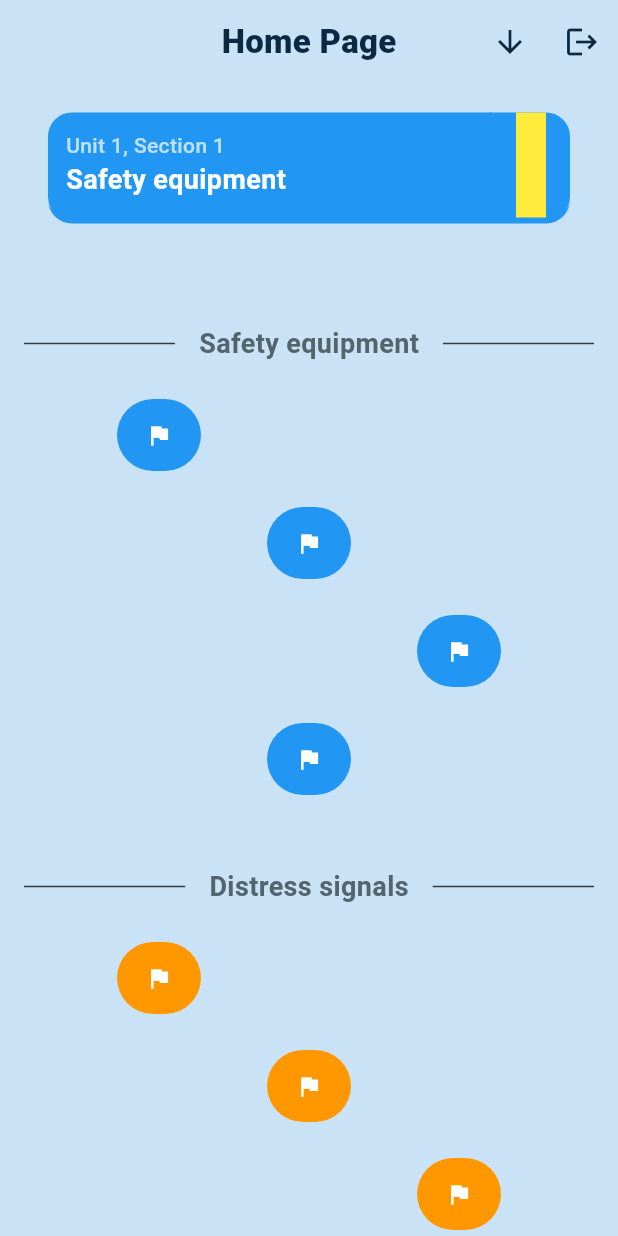
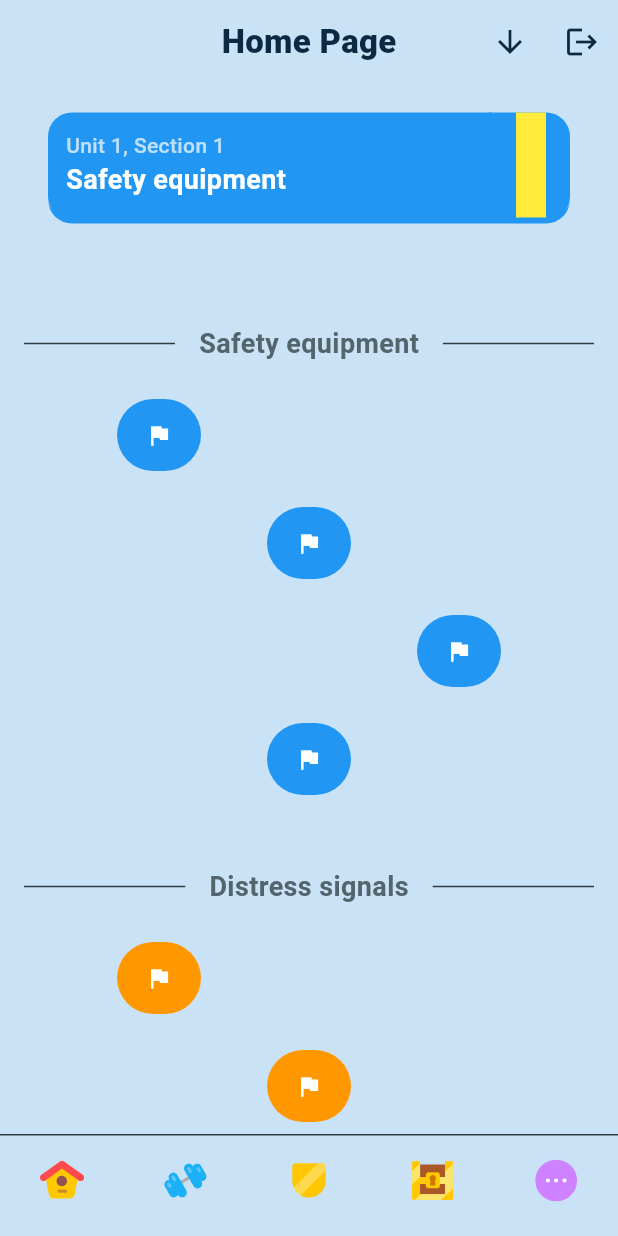
Before and after one commit to babell00/sailantro, a Flutter app: the HomePage screen opened by its route, on a phone screen of 412 x 824 dp. Run offline on Flutter 3.47's test engine with Material 3 defaults, Android fonts, the phone set to English and light mode, and no system bars; drawn by our look-alikes of scrollable_positioned_list; our stand-ins replace email_validator, firebase_auth, firebase_core, flutter_bloc, flutter_svg, go_router and 1 more; accounts and stored records are empty.

Commit message:
before change

```diff
--- a/lib/features/home/presentation/pages/home_page.dart
+++ b/lib/features/home/presentation/pages/home_page.dart
@@ -1,5 +1,6 @@
 import 'package:flutter/material.dart';
 import 'package:flutter_bloc/flutter_bloc.dart';
+import 'package:flutter_svg/svg.dart';
 import 'package:scrollable_positioned_list/scrollable_positioned_list.dart';
 
 import 'package:sailantro/features/home/presentation/pages/test_data.dart';
@@ -31,13 +32,17 @@ class _HomePageState extends State<HomePage> {
     _waveStarts = _computeWaveStarts();
 
     // Keep the “current section” in sync with what’s under the pinned header
-    itemPositionsListener.itemPositions.addListener(_updateCurrentSectionFromVisibleItems);
+    itemPositionsListener.itemPositions.addListener(
+      _updateCurrentSectionFromVisibleItems,
+    );
   }
 
   @override
   void dispose() {
     // Clean up the listener
-    itemPositionsListener.itemPositions.removeListener(_updateCurrentSectionFromVisibleItems);
+    itemPositionsListener.itemPositions.removeListener(
+      _updateCurrentSectionFromVisibleItems,
+    );
     super.dispose();
   }
 
@@ -57,7 +62,8 @@ class _HomePageState extends State<HomePage> {
     if (positions.isEmpty || !mounted) return;
 
     final screenHeight = MediaQuery.of(context).size.height;
-    final headerBottomFraction = (_headerTopPadding + _headerHeight) / screenHeight;
+    final headerBottomFraction =
+        (_headerTopPadding + _headerHeight) / screenHeight;
 
     int candidateIndex = 1; // first real section row (0 is spacer)
     for (final pos in positions) {
@@ -87,6 +93,8 @@ class _HomePageState extends State<HomePage> {
     return Scaffold(
       appBar: AppBar(
         title: const Text("Home Page"),
+        backgroundColor: Colors.transparent, // Make background transparent
+        elevation: 0,
         actions: [
           IconButton(
             onPressed: () => jumpToSection(2),
@@ -108,18 +116,21 @@ class _HomePageState extends State<HomePage> {
             child: ScrollablePositionedList.separated(
               itemScrollController: itemScrollController,
               itemPositionsListener: itemPositionsListener,
-              itemCount: testData.length + 1, // +1 = top spacer
+              itemCount: testData.length + 1,
+              // +1 = top spacer
               itemBuilder: (_, index) {
                 if (index == 0) {
                   return const SizedBox(height: 24);
                 }
                 final secIdx = index - 1;
                 final section = testData[secIdx];
-                final waveStartIndex = _waveStarts[secIdx]; // ← precomputed global start
+                final waveStartIndex =
+                    _waveStarts[secIdx]; // ← precomputed global start
 
                 return SectionWidget(
                   section: section,
-                  waveStartIndex: waveStartIndex, // chips will use waveStartIndex + i
+                  waveStartIndex:
+                      waveStartIndex, // chips will use waveStartIndex + i
                 );
               },
               separatorBuilder: (_, __) => const SizedBox(height: 24.0),
@@ -153,6 +164,52 @@ class _HomePageState extends State<HomePage> {
           ),
         ],
       ),
+      bottomNavigationBar: Container(
+        decoration: const BoxDecoration(
+          border: Border(top: BorderSide(color: Color(0xFF2D3D41))),
+        ),
+        child: BottomNavigationBar(
+          backgroundColor: Colors.transparent,
+          elevation: 0,
+          showSelectedLabels: false,
+          showUnselectedLabels: false,
+          type: BottomNavigationBarType.fixed,
+          items: [
+            BottomNavigationBarItem(
+              icon: SvgPicture.asset(
+                'assets/svg/inicio.svg',
+                width: 32,
+                height: 32,
+              ),
+              label: '',
+            ),
+            BottomNavigationBarItem(
+              icon: SvgPicture.asset(
+                'assets/svg/practica.svg',
+                width: 32,
+                height: 32,
+              ),
+              label: '',
+            ),
+            BottomNavigationBarItem(
+              icon: SvgPicture.asset(
+                'assets/svg/escudo.svg',
+                width: 32,
+                height: 32,
+              ),
+              label: '',
+            ),
+            BottomNavigationBarItem(
+              icon: SvgPicture.asset('assets/svg/cofre.svg', width: 32, height: 32),
+              label: '',
+            ),
+            BottomNavigationBarItem(
+              icon: SvgPicture.asset('assets/svg/mas.svg', width: 32, height: 32),
+              label: '',
+            ),
+          ],
+        ),
+      ),
     );
   }
 }
--- a/pubspec.yaml
+++ b/pubspec.yaml
@@ -42,6 +42,7 @@ dependencies:
   lottie: ^3.3.1
   curved_navigation_bar: ^1.0.6
   scrollable_positioned_list: ^0.3.8
+  flutter_svg: ^2.2.0
 
 dev_dependencies:
   flutter_test:
@@ -68,6 +69,7 @@ flutter:
   # To add assets to your application, add an assets section, like this:
   assets:
     - assets/lottie/
+    - assets/svg/
   #   - images/a_dot_ham.jpeg
 
   # An image asset can refer to one or more resolution-specific "variants", see
```
Also changed, not shown: assets/svg/cofre.svg (added), assets/svg/escudo.svg (added), assets/svg/inicio.svg (added), assets/svg/mas.svg (added), assets/svg/practica.svg (added), pubspec.lock.
